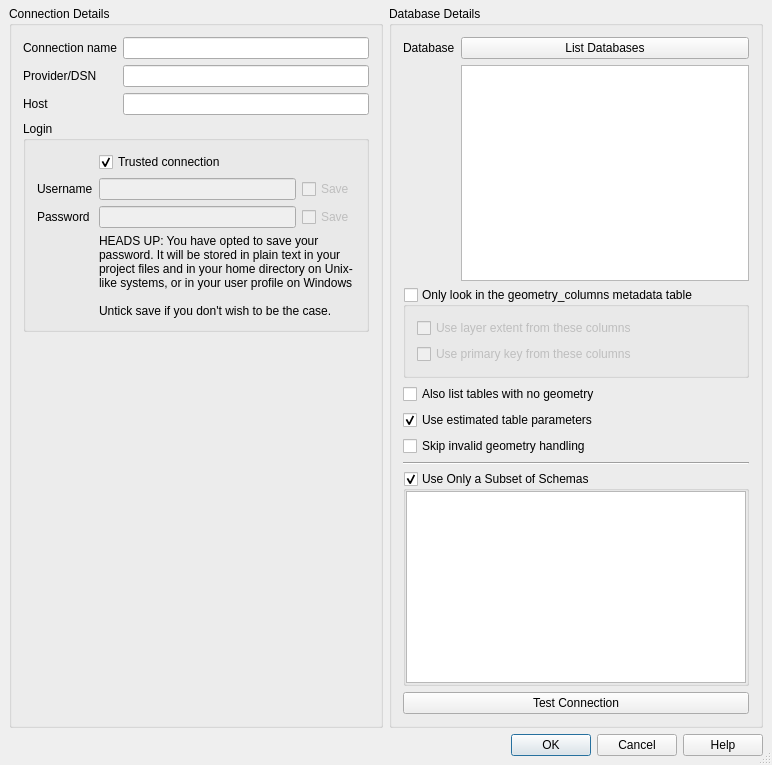
Before: the Qt Designer form src/ui/qgsmssqlnewconnectionbase.ui in vcloarec/QGIS, drawn with Qt 5.
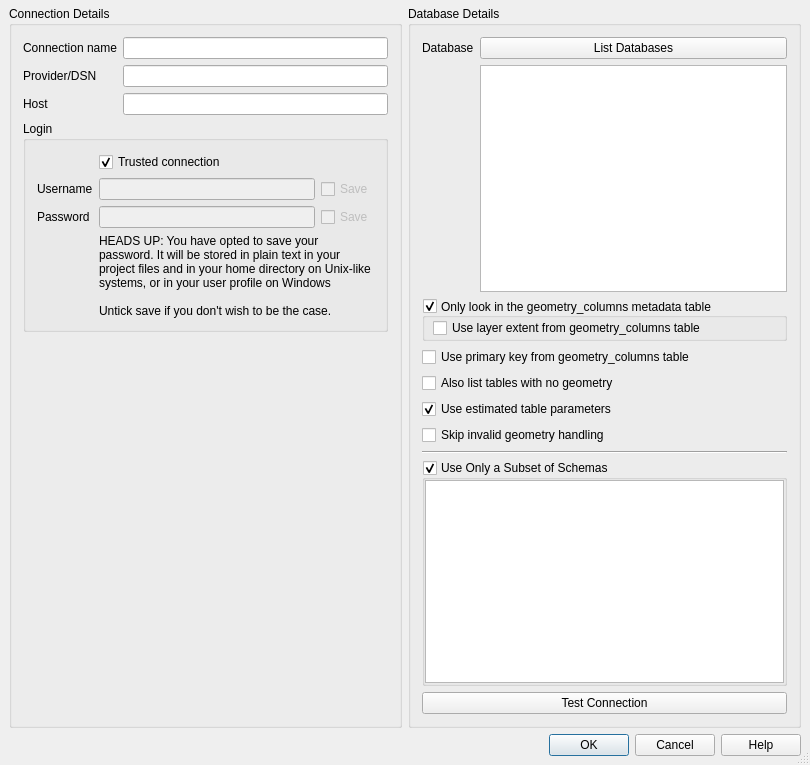
After: the same form once the commit is applied. Custom widgets are drawn as their Qt base class.

```diff
--- a/src/ui/qgsmssqlnewconnectionbase.ui
+++ b/src/ui/qgsmssqlnewconnectionbase.ui
@@ -6,7 +6,7 @@
    <rect>
     <x>0</x>
     <y>0</y>
-    <width>772</width>
+    <width>810</width>
     <height>765</height>
    </rect>
   </property>
@@ -227,31 +227,45 @@
         <property name="title">
          <string>Only look in the geometry_columns metadata table</string>
         </property>
+        <property name="alignment">
+         <set>Qt::AlignLeading|Qt::AlignLeft|Qt::AlignVCenter</set>
+        </property>
+        <property name="flat">
+         <bool>false</bool>
+        </property>
         <property name="checkable">
          <bool>true</bool>
         </property>
         <property name="checked">
-         <bool>false</bool>
+         <bool>true</bool>
         </property>
         <layout class="QVBoxLayout" name="verticalLayout_2">
+         <property name="spacing">
+          <number>0</number>
+         </property>
+         <property name="leftMargin">
+          <number>8</number>
+         </property>
+         <property name="topMargin">
+          <number>0</number>
+         </property>
+         <property name="rightMargin">
+          <number>0</number>
+         </property>
+         <property name="bottomMargin">
+          <number>0</number>
+         </property>
          <item>
           <widget class="QCheckBox" name="checkBoxExtentFromGeometryColumns">
            <property name="text">
-            <string>Use layer extent from these columns</string>
-           </property>
-          </widget>
-         </item>
-         <item>
-          <widget class="QCheckBox" name="checkBoxPKFromGeometryColumns">
-           <property name="text">
-            <string>Use primary key from these columns</string>
+            <string>Use layer extent from geometry_columns table</string>
            </property>
           </widget>
          </item>
         </layout>
        </widget>
       </item>
-      <item row="3" column="0" colspan="2">
+      <item row="4" column="0" colspan="2">
        <widget class="QCheckBox" name="cb_allowGeometrylessTables">
         <property name="toolTip">
          <string>If checked, tables without a geometry column attached will also be shown in the available table lists.</string>
@@ -261,7 +275,7 @@
         </property>
        </widget>
       </item>
-      <item row="4" column="0" colspan="2">
+      <item row="5" column="0" colspan="2">
        <widget class="QCheckBox" name="cb_useEstimatedMetadata">
         <property name="toolTip">
          <string>If checked, only estimated table metadata will be used. This avoids a slow table scan, but may result in incorrect layer properties such as layer extent.</string>
@@ -274,7 +288,7 @@
         </property>
        </widget>
       </item>
-      <item row="5" column="0" colspan="2">
+      <item row="6" column="0" colspan="2">
        <widget class="QCheckBox" name="mCheckNoInvalidGeometryHandling">
         <property name="toolTip">
          <string>If checked, all handling of records with invalid geometry will be disabled. This speeds up the provider, however, if any invalid geometries are present in a table then the result is unpredictable and may include missing records. Only check this option if you are certain that all geometries present in the database are valid, and any newly added geometries or tables will also be valid.</string>
@@ -287,7 +301,7 @@
         </property>
        </widget>
       </item>
-      <item row="7" column="0" colspan="2">
+      <item row="8" column="0" colspan="2">
        <widget class="Line" name="line">
         <property name="minimumSize">
          <size>
@@ -300,7 +314,7 @@
         </property>
        </widget>
       </item>
-      <item row="8" column="0" colspan="2">
+      <item row="9" column="0" colspan="2">
        <widget class="QgsCollapsibleGroupBoxBasic" name="groupBoxSchemasFilter">
         <property name="title">
          <string>Use Only a Subset of Schemas</string>
@@ -333,13 +347,20 @@
         </layout>
        </widget>
       </item>
-      <item row="9" column="0" colspan="2">
+      <item row="10" column="0" colspan="2">
        <widget class="QPushButton" name="btnConnect">
         <property name="text">
          <string>Test Connection</string>
         </property>
        </widget>
       </item>
+      <item row="3" column="0" colspan="2">
+       <widget class="QCheckBox" name="checkBoxPKFromGeometryColumns">
+        <property name="text">
+         <string>Use primary key from geometry_columns table</string>
+        </property>
+       </widget>
+      </item>
      </layout>
     </widget>
    </item>
```
Left out of the diff: 2 changed lines with no effect on the pictures.
